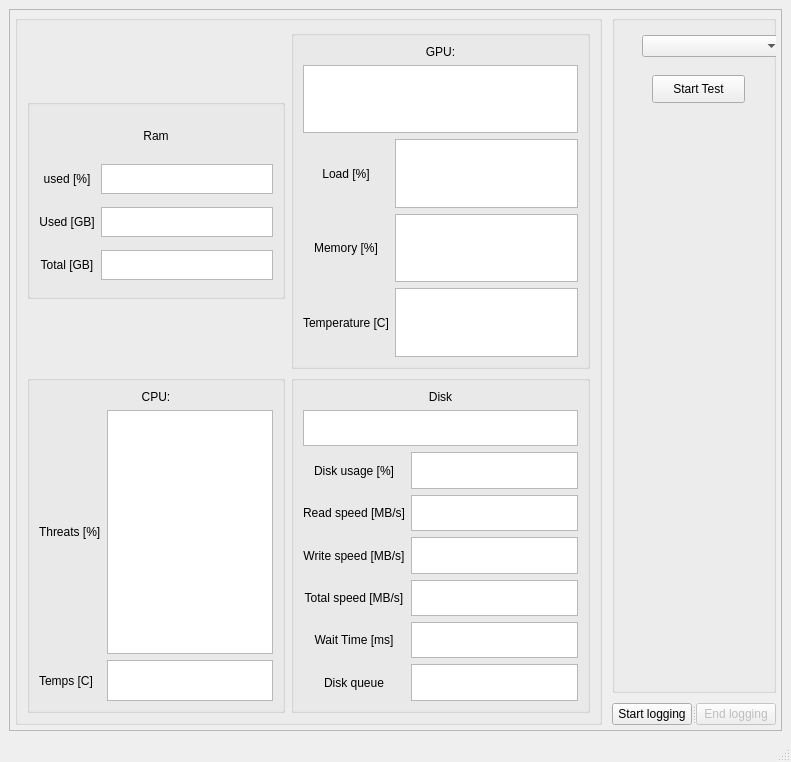
Janders8/resource-monitor, file gui.ui: the form before one commit.
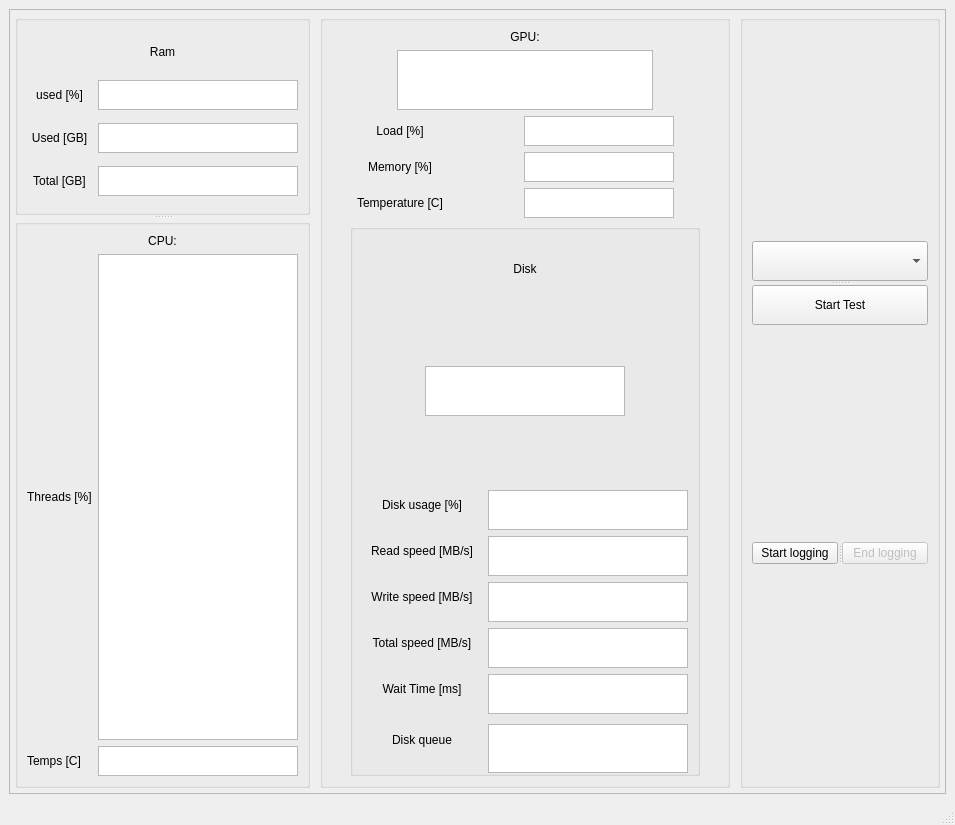
The form after the commit.

Commit message: another gui rework...

Patch:
```diff
--- a/gui.ui
+++ b/gui.ui
@@ -6,8 +6,8 @@
    <rect>
     <x>0</x>
     <y>0</y>
-    <width>791</width>
-    <height>762</height>
+    <width>955</width>
+    <height>825</height>
    </rect>
   </property>
   <property name="mouseTracking">
@@ -28,8 +28,8 @@
         <rect>
          <x>0</x>
          <y>0</y>
-         <width>767</width>
-         <height>687</height>
+         <width>931</width>
+         <height>750</height>
         </rect>
        </property>
        <layout class="QGridLayout" name="gridLayout_3">
@@ -50,177 +50,102 @@
         </property>
         <item row="0" column="1">
          <layout class="QGridLayout" name="gridLayout_5">
-          <item row="1" column="0">
-           <widget class="QSplitter" name="splitter">
-            <property name="sizePolicy">
-             <sizepolicy hsizetype="Expanding" vsizetype="Fixed">
-              <horstretch>0</horstretch>
-              <verstretch>0</verstretch>
-             </sizepolicy>
-            </property>
-            <property name="maximumSize">
-             <size>
-              <width>16777215</width>
-              <height>16777215</height>
-             </size>
-            </property>
-            <property name="orientation">
-             <enum>Qt::Horizontal</enum>
-            </property>
-            <widget class="QPushButton" name="StartLogging">
-             <property name="sizePolicy">
-              <sizepolicy hsizetype="Minimum" vsizetype="Fixed">
-               <horstretch>0</horstretch>
-               <verstretch>0</verstretch>
-              </sizepolicy>
-             </property>
-             <property name="text">
-              <string>Start logging</string>
-             </property>
-            </widget>
-            <widget class="QPushButton" name="EndLogging">
-             <property name="enabled">
-              <bool>false</bool>
-             </property>
-             <property name="text">
-              <string>End logging</string>
-             </property>
-            </widget>
-           </widget>
-          </item>
-          <item row="0" column="0">
+          <item row="0" column="2">
            <widget class="QGroupBox" name="groupBox_6">
+            <property name="minimumSize">
+             <size>
+              <width>200</width>
+              <height>400</height>
+             </size>
+            </property>
+            <property name="maximumSize">
+             <size>
+              <width>200</width>
+              <height>16777215</height>
+             </size>
+            </property>
             <property name="title">
              <string/>
             </property>
-            <widget class="QComboBox" name="comboBoxTests">
-             <property name="geometry">
-              <rect>
-               <x>30</x>
-               <y>20</y>
-               <width>141</width>
-               <height>22</height>
-              </rect>
-             </property>
-            </widget>
-            <widget class="QPushButton" name="startTest">
-             <property name="geometry">
-              <rect>
-               <x>40</x>
-               <y>60</y>
-               <width>93</width>
-               <height>28</height>
-              </rect>
-             </property>
-             <property name="sizePolicy">
-              <sizepolicy hsizetype="Minimum" vsizetype="Fixed">
-               <horstretch>0</horstretch>
-               <verstretch>0</verstretch>
-              </sizepolicy>
-             </property>
-             <property name="text">
-              <string>Start Test</string>
-             </property>
-            </widget>
+            <layout class="QGridLayout" name="gridLayout_6">
+             <item row="0" column="0">
+              <widget class="QSplitter" name="splitter_3">
+               <property name="orientation">
+                <enum>Qt::Vertical</enum>
+               </property>
+               <widget class="QComboBox" name="comboBoxTests">
+                <property name="maximumSize">
+                 <size>
+                  <width>16777215</width>
+                  <height>40</height>
+                 </size>
+                </property>
+               </widget>
+               <widget class="QPushButton" name="startTest">
+                <property name="sizePolicy">
+                 <sizepolicy hsizetype="Minimum" vsizetype="Fixed">
+                  <horstretch>0</horstretch>
+                  <verstretch>0</verstretch>
+                 </sizepolicy>
+                </property>
+                <property name="maximumSize">
+                 <size>
+                  <width>16777215</width>
+                  <height>40</height>
+                 </size>
+                </property>
+                <property name="text">
+                 <string>Start Test</string>
+                </property>
+               </widget>
+              </widget>
+             </item>
+             <item row="2" column="0">
+              <widget class="QSplitter" name="splitter">
+               <property name="sizePolicy">
+                <sizepolicy hsizetype="Expanding" vsizetype="Fixed">
+                 <horstretch>0</horstretch>
+                 <verstretch>0</verstretch>
+                </sizepolicy>
+               </property>
+               <property name="maximumSize">
+                <size>
+                 <width>16777215</width>
+                 <height>16777215</height>
+                </size>
+               </property>
+               <property name="orientation">
+                <enum>Qt::Horizontal</enum>
+               </property>
+               <widget class="QPushButton" name="StartLogging">
+                <property name="sizePolicy">
+                 <sizepolicy hsizetype="Minimum" vsizetype="Fixed">
+                  <horstretch>0</horstretch>
+                  <verstretch>0</verstretch>
+                 </sizepolicy>
+                </property>
+                <property name="text">
+                 <string>Start logging</string>
+                </property>
+               </widget>
+               <widget class="QPushButton" name="EndLogging">
+                <property name="enabled">
+                 <bool>false</bool>
+                </property>
+                <property name="text">
+                 <string>End logging</string>
+                </property>
+               </widget>
+              </widget>
+             </item>
+            </layout>
            </widget>
           </item>
-         </layout>
-        </item>
-        <item row="0" column="0">
-         <widget class="QGroupBox" name="groupBox_5">
-          <property name="enabled">
-           <bool>true</bool>
-          </property>
-          <property name="minimumSize">
-           <size>
-            <width>450</width>
-            <height>450</height>
-           </size>
-          </property>
-          <property name="baseSize">
-           <size>
-            <width>0</width>
-            <height>0</height>
-           </size>
-          </property>
-          <property name="title">
-           <string/>
-          </property>
-          <layout class="QGridLayout" name="gridLayout_6">
-           <item row="0" column="1">
-            <widget class="QGroupBox" name="groupBox_4">
-             <property name="title">
-              <string/>
-             </property>
-             <layout class="QGridLayout" name="gridLayout_4">
-              <item row="3" column="1">
-               <widget class="QTextBrowser" name="textBrowserGpuMemory"/>
-              </item>
-              <item row="2" column="1">
-               <widget class="QTextBrowser" name="textBrowserGpuLoad"/>
-              </item>
-              <item row="0" column="0" colspan="2">
-               <widget class="QLabel" name="label_11">
-                <property name="autoFillBackground">
-                 <bool>false</bool>
-                </property>
-                <property name="text">
-                 <string>GPU:</string>
-                </property>
-                <property name="alignment">
-                 <set>Qt::AlignCenter</set>
-                </property>
-               </widget>
-              </item>
-              <item row="3" column="0">
-               <widget class="QLabel" name="label_13">
-                <property name="autoFillBackground">
-                 <bool>false</bool>
-                </property>
-                <property name="text">
-                 <string>Memory [%]</string>
-                </property>
-                <property name="alignment">
-                 <set>Qt::AlignCenter</set>
-                </property>
-               </widget>
-              </item>
-              <item row="4" column="1">
-               <widget class="QTextBrowser" name="textBrowserGpuTemp"/>
-              </item>
-              <item row="4" column="0">
-               <widget class="QLabel" name="label_14">
-                <property name="autoFillBackground">
-                 <bool>false</bool>
-                </property>
-                <property name="text">
-                 <string>Temperature [C]</string>
-                </property>
-                <property name="alignment">
-                 <set>Qt::AlignCenter</set>
-                </property>
-               </widget>
-              </item>
-              <item row="2" column="0">
-               <widget class="QLabel" name="label_12">
-                <property name="autoFillBackground">
-                 <bool>false</bool>
-                </property>
-                <property name="text">
-                 <string>Load [%]</string>
-                </property>
-                <property name="alignment">
-                 <set>Qt::AlignCenter</set>
-                </property>
-               </widget>
-              </item>
-              <item row="1" column="0" colspan="2">
-               <widget class="QTextBrowser" name="textBrowserGpuName"/>
-              </item>
-             </layout>
-            </widget>
-           </item>
-           <item row="0" column="0">
+          <item row="0" column="0">
+           <widget class="QSplitter" name="splitter_2">
+            <property name="orientation">
+             <enum>Qt::Vertical</enum>
+            </property>
             <widget class="QGroupBox" name="groupBox">
              <property name="maximumSize">
               <size>
@@ -232,16 +157,6 @@
               <string/>
              </property>
              <layout class="QGridLayout" name="gridLayout">
-              <item row="2" column="1">
-               <widget class="QTextBrowser" name="textBrowserRamUsed">
-                <property name="maximumSize">
-                 <size>
-                  <width>16777215</width>
-                  <height>30</height>
-                 </size>
-                </property>
-               </widget>
-              </item>
               <item row="1" column="0">
                <widget class="QLabel" name="label_5">
                 <property name="autoFillBackground">
@@ -255,29 +170,6 @@
                 </property>
                </widget>
               </item>
-              <item row="1" column="1">
-               <widget class="QTextBrowser" name="textBrowserRamPercent">
-                <property name="maximumSize">
-                 <size>
-                  <width>16777215</width>
-                  <height>30</height>
-                 </size>
-                </property>
-               </widget>
-              </item>
-              <item row="3" column="0">
-               <widget class="QLabel" name="label_6">
-                <property name="autoFillBackground">
-                 <bool>false</bool>
-                </property>
-                <property name="text">
-                 <string>Total [GB]</string>
-                </property>
-                <property name="alignment">
-                 <set>Qt::AlignCenter</set>
-                </property>
-               </widget>
-              </item>
               <item row="0" column="0" colspan="2">
                <widget class="QLabel" name="label_2">
                 <property name="maximumSize">
@@ -297,6 +189,16 @@
                 </property>
                </widget>
               </item>
+              <item row="2" column="1">
+               <widget class="QTextBrowser" name="textBrowserRamUsed">
+                <property name="maximumSize">
+                 <size>
+                  <width>200</width>
+                  <height>30</height>
+                 </size>
+                </property>
+               </widget>
+              </item>
               <item row="2" column="0">
                <widget class="QLabel" name="label_4">
                 <property name="autoFillBackground">
@@ -310,196 +212,69 @@
                 </property>
                </widget>
               </item>
+              <item row="1" column="1">
+               <widget class="QTextBrowser" name="textBrowserRamPercent">
+                <property name="maximumSize">
+                 <size>
+                  <width>200</width>
+                  <height>30</height>
+                 </size>
+                </property>
+               </widget>
+              </item>
               <item row="3" column="1">
                <widget class="QTextBrowser" name="textBrowserRamTotal">
                 <property name="maximumSize">
                  <size>
-                  <width>16777215</width>
+                  <width>200</width>
                   <height>30</height>
                  </size>
                 </property>
                </widget>
               </item>
-             </layout>
-            </widget>
-           </item>
-           <item row="1" column="1">
-            <widget class="QGroupBox" name="groupBox_3">
-             <property name="title">
-              <string/>
-             </property>
-             <layout class="QGridLayout" name="gridLayout_7">
-              <item row="0" column="0" colspan="2">
-               <widget class="QLabel" name="label_18">
-                <property name="autoFillBackground">
-                 <bool>false</bool>
-                </property>
-                <property name="text">
-                 <string>Disk</string>
-                </property>
-                <property name="alignment">
-                 <set>Qt::AlignCenter</set>
-                </property>
-               </widget>
-              </item>
-              <item row="1" column="0" colspan="2">
-               <widget class="QTextBrowser" name="textBrowserDiskModel">
-                <property name="minimumSize">
-                 <size>
-                  <width>0</width>
-                  <height>0</height>
-                 </size>
-                </property>
-                <property name="baseSize">
-                 <size>
-                  <width>0</width>
-                  <height>0</height>
-                 </size>
-                </property>
-               </widget>
-              </item>
-              <item row="2" column="0">
-               <widget class="QLabel" name="label_21">
-                <property name="autoFillBackground">
-                 <bool>false</bool>
-                </property>
-                <property name="text">
-                 <string>Disk usage [%]</string>
-                </property>
-                <property name="alignment">
-                 <set>Qt::AlignCenter</set>
-                </property>
-               </widget>
-              </item>
-              <item row="2" column="1">
-               <widget class="QTextBrowser" name="textBrowserDiskUsage"/>
-              </item>
               <item row="3" column="0">
-               <widget class="QLabel" name="label_15">
+               <widget class="QLabel" name="label_6">
                 <property name="autoFillBackground">
                  <bool>false</bool>
                 </property>
                 <property name="text">
-                 <string>Read speed [MB/s]</string>
+                 <string>Total [GB]</string>
                 </property>
                 <property name="alignment">
                  <set>Qt::AlignCenter</set>
                 </property>
                </widget>
               </item>
-              <item row="3" column="1">
-               <widget class="QTextBrowser" name="textBrowserDiskReadSpeed"/>
-              </item>
-              <item row="4" column="0">
-               <widget class="QLabel" name="label_16">
-                <property name="autoFillBackground">
-                 <bool>false</bool>
-                </property>
-                <property name="text">
-                 <string>Write speed [MB/s]</string>
-                </property>
-                <property name="alignment">
-                 <set>Qt::AlignCenter</set>
-                </property>
-               </widget>
-              </item>
-              <item row="4" column="1">
-               <widget class="QTextBrowser" name="textBrowserDiskWriteSpeed"/>
-              </item>
-              <item row="5" column="0">
-               <widget class="QLabel" name="label_17">
-                <property name="autoFillBackground">
-                 <bool>false</bool>
-                </property>
-                <property name="text">
-                 <string>Total speed [MB/s]</string>
-                </property>
-                <property name="alignment">
-                 <set>Qt::AlignCenter</set>
-                </property>
-               </widget>
-              </item>
-              <item row="5" column="1">
-               <widget class="QTextBrowser" name="textBrowserDiskTotalSpeed"/>
-              </item>
-              <item row="6" column="0">
-               <widget class="QLabel" name="label_19">
-                <property name="autoFillBackground">
-                 <bool>false</bool>
-                </property>
-                <property name="text">
-                 <string>Wait Time [ms]</string>
-                </property>
-                <property name="alignment">
-                 <set>Qt::AlignCenter</set>
-                </property>
-               </widget>
-              </item>
-              <item row="6" column="1">
-               <widget class="QTextBrowser" name="textBrowserDiskWaitTime"/>
-              </item>
-              <item row="7" column="0">
-               <widget class="QLabel" name="label_20">
-                <property name="autoFillBackground">
-                 <bool>false</bool>
-                </property>
-                <property name="text">
-                 <string>Disk queue</string>
-                </property>
-                <property name="alignment">
-                 <set>Qt::AlignCenter</set>
-                </property>
-               </widget>
-              </item>
-              <item row="7" column="1">
-               <widget class="QTextBrowser" name="textBrowserDiskQueue"/>
-              </item>
              </layout>
             </widget>
-           </item>
-           <item row="1" column="0">
             <widget class="QGroupBox" name="groupBox_2">
+             <property name="minimumSize">
+              <size>
+               <width>0</width>
+               <height>400</height>
+              </size>
+             </property>
              <property name="title">
               <string/>
              </property>
              <layout class="QGridLayout" name="gridLayout_2">
-              <item row="0" column="0" colspan="2">
-               <widget class="QLabel" name="label">
-                <property name="text">
-                 <string>CPU:</string>
-                </property>
-                <property name="alignment">
-                 <set>Qt::AlignCenter</set>
-                </property>
-               </widget>
-              </item>
               <item row="2" column="1">
-               <widget class="QTextBrowser" name="textBrowserCpuTemp">
-                <property name="enabled">
-                 <bool>true</bool>
-                </property>
-                <property name="maximumSize">
-                 <size>
-                  <width>256</width>
-                  <height>41</height>
-                 </size>
-                </property>
-                <property name="mouseTracking">
-                 <bool>false</bool>
-                </property>
-                <property name="acceptDrops">
-                 <bool>false</bool>
-                </property>
-                <property name="autoFillBackground">
-                 <bool>false</bool>
-                </property>
-               </widget>
-              </item>
-              <item row="1" column="1">
                <widget class="QTextBrowser" name="textBrowserCpu">
                 <property name="enabled">
                  <bool>true</bool>
                 </property>
+                <property name="minimumSize">
+                 <size>
+                  <width>200</width>
+                  <height>300</height>
+                 </size>
+                </property>
+                <property name="maximumSize">
+                 <size>
+                  <width>200</width>
+                  <height>16777215</height>
+                 </size>
+                </property>
                 <property name="mouseTracking">
                  <bool>false</bool>
                 </property>
@@ -512,24 +287,426 @@
                </widget>
               </item>
               <item row="2" column="0">
+               <widget class="QLabel" name="label_3">
+                <property name="text">
+                 <string>Threads [%]</string>
+                </property>
+               </widget>
+              </item>
+              <item row="3" column="0">
                <widget class="QLabel" name="label_7">
                 <property name="text">
                  <string>Temps [C]</string>
                 </property>
                </widget>
               </item>
-              <item row="1" column="0">
-               <widget class="QLabel" name="label_3">
+              <item row="1" column="0" colspan="2">
+               <widget class="QLabel" name="label">
                 <property name="text">
-                 <string>Threats [%]</string>
+                 <string>CPU:</string>
+                </property>
+                <property name="alignment">
+                 <set>Qt::AlignCenter</set>
+                </property>
+               </widget>
+              </item>
+              <item row="3" column="1">
+               <widget class="QTextBrowser" name="textBrowserCpuTemp">
+                <property name="enabled">
+                 <bool>true</bool>
+                </property>
+                <property name="minimumSize">
+                 <size>
+                  <width>200</width>
+                  <height>0</height>
+                 </size>
+                </property>
+                <property name="maximumSize">
+                 <size>
+                  <width>200</width>
+                  <height>30</height>
+                 </size>
+                </property>
+                <property name="mouseTracking">
+                 <bool>false</bool>
+                </property>
+                <property name="acceptDrops">
+                 <bool>false</bool>
+                </property>
+                <property name="autoFillBackground">
+                 <bool>false</bool>
                 </property>
                </widget>
               </item>
              </layout>
             </widget>
-           </item>
-          </layout>
-         </widget>
+           </widget>
+          </item>
+          <item row="0" column="1">
+           <widget class="QGroupBox" name="groupBox_4">
+            <property name="maximumSize">
+             <size>
+              <width>600</width>
+              <height>16777215</height>
+             </size>
+            </property>
+            <property name="styleSheet">
+             <string notr="true"/>
+            </property>
+            <property name="title">
+             <string/>
+            </property>
+            <layout class="QGridLayout" name="gridLayout_4">
+             <item row="4" column="1">
+              <widget class="QTextBrowser" name="textBrowserGpuTemp">
+               <property name="maximumSize">
+                <size>
+                 <width>150</width>
+                 <height>30</height>
+                </size>
+               </property>
+              </widget>
+             </item>
+             <item row="4" column="0">
+              <widget class="QLabel" name="label_14">
+               <property name="maximumSize">
+                <size>
+                 <width>100</width>
+                 <height>16777215</height>
+                </size>
+               </property>
+               <property name="autoFillBackground">
+                <bool>false</bool>
+               </property>
+               <property name="text">
+                <string>Temperature [C]</string>
+               </property>
+               <property name="alignment">
+                <set>Qt::AlignCenter</set>
+               </property>
+              </widget>
+             </item>
+             <item row="0" column="0" colspan="2">
+              <widget class="QLabel" name="label_11">
+               <property name="maximumSize">
+                <size>
+                 <width>16777215</width>
+                 <height>30</height>
+                </size>
+               </property>
+               <property name="autoFillBackground">
+                <bool>false</bool>
+               </property>
+               <property name="text">
+                <string>GPU:</string>
+               </property>
+               <property name="alignment">
+                <set>Qt::AlignCenter</set>
+               </property>
+              </widget>
+             </item>
+             <item row="3" column="0">
+              <widget class="QLabel" name="label_13">
+               <property name="maximumSize">
+                <size>
+                 <width>100</width>
+                 <height>16777215</height>
+                </size>
+               </property>
+               <property name="autoFillBackground">
+                <bool>false</bool>
+               </property>
+               <property name="text">
+                <string>Memory [%]</string>
+               </property>
+               <property name="alignment">
+                <set>Qt::AlignCenter</set>
+               </property>
+              </widget>
+             </item>
+             <item row="2" column="1">
+              <widget class="QTextBrowser" name="textBrowserGpuLoad">
+               <property name="maximumSize">
+                <size>
+                 <width>150</width>
+                 <height>30</height>
+                </size>
+               </property>
+              </widget>
+             </item>
+             <item row="1" column="0" colspan="2" alignment="Qt::AlignHCenter">
+              <widget class="QTextBrowser" name="textBrowserGpuName">
+               <property name="maximumSize">
+                <size>
+                 <width>400</width>
+                 <height>60</height>
+                </size>
+               </property>
+              </widget>
+             </item>
+             <item row="2" column="0">
+              <widget class="QLabel" name="label_12">
+               <property name="maximumSize">
+                <size>
+                 <width>100</width>
+                 <height>16777215</height>
+                </size>
+               </property>
+               <property name="autoFillBackground">
+                <bool>false</bool>
+               </property>
+               <property name="text">
+                <string>Load [%]</string>
+               </property>
+               <property name="alignment">
+                <set>Qt::AlignCenter</set>
+               </property>
+              </widget>
+             </item>
+             <item row="3" column="1">
+              <widget class="QTextBrowser" name="textBrowserGpuMemory">
+               <property name="maximumSize">
+                <size>
+                 <width>150</width>
+                 <height>30</height>
+                </size>
+               </property>
+              </widget>
+             </item>
+             <item row="5" column="0" colspan="2">
+              <widget class="QGroupBox" name="groupBox_3">
+               <property name="minimumSize">
+                <size>
+                 <width>0</width>
+                 <height>400</height>
+                </size>
+               </property>
+               <property name="styleSheet">
+                <string notr="true"/>
+               </property>
+               <property name="title">
+                <string/>
+               </property>
+               <property name="flat">
+                <bool>false</bool>
+               </property>
+               <layout class="QGridLayout" name="gridLayout_7">
+                <item row="8" column="1">
+                 <widget class="QTextBrowser" name="textBrowserDiskWaitTime">
+                  <property name="minimumSize">
+                   <size>
+                    <width>200</width>
+                    <height>40</height>
+                   </size>
+                  </property>
+                  <property name="maximumSize">
+                   <size>
+                    <width>130</width>
+                    <height>30</height>
+                   </size>
+                  </property>
+                 </widget>
+                </item>
+                <item row="9" column="0">
+                 <widget class="QLabel" name="label_20">
+                  <property name="autoFillBackground">
+                   <bool>false</bool>
+                  </property>
+                  <property name="text">
+                   <string>Disk queue</string>
+                  </property>
+                  <property name="alignment">
+                   <set>Qt::AlignCenter</set>
+                  </property>
+                 </widget>
+                </item>
+                <item row="0" column="0" colspan="2">
+                 <widget class="QLabel" name="label_18">
+                  <property name="autoFillBackground">
+                   <bool>false</bool>
+                  </property>
+                  <property name="text">
+                   <string>Disk</string>
+                  </property>
+                  <property name="alignment">
+                   <set>Qt::AlignCenter</set>
+                  </property>
+                 </widget>
+                </item>
+                <item row="4" column="1">
+                 <widget class="QTextBrowser" name="textBrowserDiskUsage">
+                  <property name="minimumSize">
+                   <size>
+                    <width>200</width>
+                    <height>40</height>
+                   </size>
+                  </property>
+                  <property name="maximumSize">
+                   <size>
+                    <width>130</width>
+                    <height>30</height>
+                   </size>
+                  </property>
+                 </widget>
+                </item>
+                <item row="4" column="0">
+                 <widget class="QLabel" name="label_21">
+                  <property name="autoFillBackground">
+                   <bool>false</bool>
+                  </property>
+                  <property name="text">
+                   <string>Disk usage [%]</string>
+                  </property>
+                  <property name="alignment">
+                   <set>Qt::AlignCenter</set>
+                  </property>
+                 </widget>
+                </item>
+                <item row="7" column="0">
+                 <widget class="QLabel" name="label_17">
+                  <property name="autoFillBackground">
+                   <bool>false</bool>
+                  </property>
+                  <property name="text">
+                   <string>Total speed [MB/s]</string>
+                  </property>
+                  <property name="alignment">
+                   <set>Qt::AlignCenter</set>
+                  </property>
+                 </widget>
+                </item>
+                <item row="7" column="1">
+                 <widget class="QTextBrowser" name="textBrowserDiskTotalSpeed">
+                  <property name="minimumSize">
+                   <size>
+                    <width>200</width>
+                    <height>40</height>
+                   </size>
+                  </property>
+                  <property name="maximumSize">
+                   <size>
+                    <width>130</width>
+                    <height>30</height>
+                   </size>
+                  </property>
+                 </widget>
+                </item>
+                <item row="6" column="0">
+                 <widget class="QLabel" name="label_16">
+                  <property name="autoFillBackground">
+                   <bool>false</bool>
+                  </property>
+                  <property name="text">
+                   <string>Write speed [MB/s]</string>
+                  </property>
+                  <property name="alignment">
+                   <set>Qt::AlignCenter</set>
+                  </property>
+                 </widget>
+                </item>
+                <item row="6" column="1">
+                 <widget class="QTextBrowser" name="textBrowserDiskWriteSpeed">
+                  <property name="minimumSize">
+                   <size>
+                    <width>200</width>
+                    <height>40</height>
+                   </size>
+                  </property>
+                  <property name="maximumSize">
+                   <size>
+                    <width>130</width>
+                    <height>30</height>
+                   </size>
+                  </property>
+                 </widget>
+                </item>
+                <item row="9" column="1">
+                 <widget class="QTextBrowser" name="textBrowserDiskQueue">
+                  <property name="minimumSize">
+                   <size>
+                    <width>200</width>
+                    <height>49</height>
+                   </size>
+                  </property>
+                  <property name="maximumSize">
+                   <size>
+                    <width>130</width>
+                    <height>30</height>
+                   </size>
+                  </property>
+                 </widget>
+                </item>
+                <item row="8" column="0">
+                 <widget class="QLabel" name="label_19">
+                  <property name="autoFillBackground">
+                   <bool>false</bool>
+                  </property>
+                  <property name="text">
+                   <string>Wait Time [ms]</string>
+                  </property>
+                  <property name="alignment">
+                   <set>Qt::AlignCenter</set>
+                  </property>
+                 </widget>
+                </item>
+                <item row="5" column="0">
+                 <widget class="QLabel" name="label_15">
+                  <property name="autoFillBackground">
+                   <bool>false</bool>
+                  </property>
+                  <property name="text">
+                   <string>Read speed [MB/s]</string>
+                  </property>
+                  <property name="alignment">
+                   <set>Qt::AlignCenter</set>
+                  </property>
+                 </widget>
+                </item>
+                <item row="1" column="0" rowspan="3" colspan="2" alignment="Qt::AlignHCenter">
+                 <widget class="QTextBrowser" name="textBrowserDiskModel">
+                  <property name="minimumSize">
+                   <size>
+                    <width>200</width>
+                    <height>0</height>
+                   </size>
+                  </property>
+                  <property name="maximumSize">
+                   <size>
+                    <width>200</width>
+                    <height>50</height>
+                   </size>
+                  </property>
+                  <property name="baseSize">
+                   <size>
+                    <width>0</width>
+                    <height>0</height>
+                   </size>
+                  </property>
+                 </widget>
+                </item>
+                <item row="5" column="1">
+                 <widget class="QTextBrowser" name="textBrowserDiskReadSpeed">
+                  <property name="minimumSize">
+                   <size>
+                    <width>200</width>
+                    <height>40</height>
+                   </size>
+                  </property>
+                  <property name="maximumSize">
+                   <size>
+                    <width>130</width>
+                    <height>30</height>
+                   </size>
+                  </property>
+                 </widget>
+                </item>
+               </layout>
+              </widget>
+             </item>
+            </layout>
+           </widget>
+          </item>
+         </layout>
         </item>
        </layout>
       </widget>
```
Left out of the diff: 2 changed lines with no effect on the pictures. The commit also changes 2 other files.
